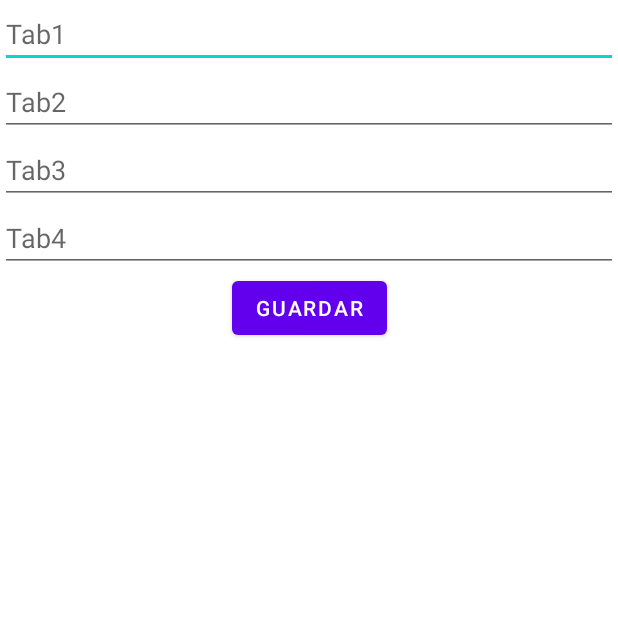
After one commit to joseolivagarcia/PhotoGalleryPro, an Android app: the ConfigActivity screen opened directly, with no data from a screen before it, on a phone screen of 412 x 824 dp, the top half of it. The commit adds this screen. Run offline under Robolectric (Android 15) with nearby library versions, the phone set to English and light mode, and no system bars; our stand-ins replace Room's generated code.

Commit message:
Actividad de configuracion creada (pobre graficamente) y funcionando

```diff
--- a/app/src/main/AndroidManifest.xml
+++ b/app/src/main/AndroidManifest.xml
@@ -14,6 +14,9 @@
         android:theme="@style/Theme.PhotoGalleryPro"
         tools:targetApi="31">
         <activity
+            android:name=".ConfigActivity"
+            android:exported="false" />
+        <activity
             android:name=".MainActivity"
             android:exported="true">
             <intent-filter>
--- /dev/null
+++ b/app/src/main/java/joseoliva/com/photogallerypro/ConfigActivity.kt
@@ -0,0 +1,50 @@
+package joseoliva.com.photogallerypro
+
+import android.content.Intent
+import androidx.appcompat.app.AppCompatActivity
+import android.os.Bundle
+import androidx.lifecycle.ViewModelProvider
+import joseoliva.com.photogallerypro.bbdd.Tabs
+import joseoliva.com.photogallerypro.databinding.ActivityConfigBinding
+import joseoliva.com.photogallerypro.viewmodel.tabsViewModel
+
+class ConfigActivity : AppCompatActivity() {
+
+    lateinit var binding: ActivityConfigBinding
+    lateinit var viewModel: tabsViewModel
+
+    override fun onCreate(savedInstanceState: Bundle?) {
+        super.onCreate(savedInstanceState)
+        binding = ActivityConfigBinding.inflate(layoutInflater)
+        setContentView(binding.root)
+
+        val ettab1 = binding.etTab1
+        val ettab2 = binding.etTab2
+        val ettab3 = binding.etTab3
+        val ettab4 = binding.etTab4
+        val btn = binding.btnguardar
+
+        //inicio el viewmodel
+        viewModel = ViewModelProvider(
+            this,
+            ViewModelProvider.AndroidViewModelFactory.getInstance(application)
+        ).get(tabsViewModel::class.java)
+
+        btn.setOnClickListener {
+            //recojo los textos de los edittext
+            val tab1 = ettab1.text.toString()
+            val tab2 = ettab2.text.toString()
+            val tab3 = ettab3.text.toString()
+            val tab4 = ettab4.text.toString()
+            //creo un nuevo Tabs (modelo de la bbdd) con ellos
+            val newTabs = Tabs(0,tab1,tab2,tab3,tab4)
+            //borro el Tabs que pudiera estar en la bbdd
+            viewModel.deleteTabs()
+            //guardo en la bbdd el nuevo que he configurado
+            viewModel.addTabs(newTabs)
+            //vuelvo a la main activity
+            val intent = Intent(this,MainActivity::class.java)
+            startActivity(intent)
+        }
+    }
+}
--- /dev/null
+++ b/app/src/main/res/layout/activity_config.xml
@@ -0,0 +1,42 @@
+<?xml version="1.0" encoding="utf-8"?>
+<androidx.constraintlayout.widget.ConstraintLayout xmlns:android="http://schemas.android.com/apk/res/android"
+    xmlns:app="http://schemas.android.com/apk/res-auto"
+    xmlns:tools="http://schemas.android.com/tools"
+    android:layout_width="match_parent"
+    android:layout_height="match_parent"
+    tools:context=".ConfigActivity">
+
+    <com.google.android.material.textfield.TextInputEditText
+        android:id="@+id/etTab1"
+        android:layout_width="match_parent"
+        android:layout_height="wrap_content"
+        android:hint="Tab1"
+        app:layout_constraintTop_toTopOf="parent"/>
+    <com.google.android.material.textfield.TextInputEditText
+        android:id="@+id/etTab2"
+        android:layout_width="match_parent"
+        android:layout_height="wrap_content"
+        android:hint="Tab2"
+        app:layout_constraintTop_toBottomOf="@id/etTab1"/>
+    <com.google.android.material.textfield.TextInputEditText
+        android:id="@+id/etTab3"
+        android:layout_width="match_parent"
+        android:layout_height="wrap_content"
+        android:hint="Tab3"
+        app:layout_constraintTop_toBottomOf="@id/etTab2"/>
+    <com.google.android.material.textfield.TextInputEditText
+        android:id="@+id/etTab4"
+        android:layout_width="match_parent"
+        android:layout_height="wrap_content"
+        android:hint="Tab4"
+        app:layout_constraintTop_toBottomOf="@id/etTab3"/>
+    <Button
+        android:id="@+id/btnguardar"
+        android:layout_width="wrap_content"
+        android:layout_height="wrap_content"
+        app:layout_constraintTop_toBottomOf="@id/etTab4"
+        app:layout_constraintStart_toStartOf="parent"
+        app:layout_constraintEnd_toEndOf="parent"
+        android:text="Guardar"/>
+
+</androidx.constraintlayout.widget.ConstraintLayout>
--- a/app/src/main/res/menu/mimenu.xml
+++ b/app/src/main/res/menu/mimenu.xml
@@ -10,8 +10,8 @@
         app:showAsAction="always">
         <menu>
             <item
-                android:id="@+id/prueba"
-                android:title="Fragment0">
+                android:id="@+id/config"
+                android:title="Configuración">
             </item>
         </menu>
 
```
Also changed, not shown: app/src/main/java/joseoliva/com/photogallerypro/MainActivity.kt (+4 -5 lines), app/src/main/java/joseoliva/com/photogallerypro/fragments/Fragment0.kt (+2 -6 lines), app/src/main/res/layout/fragment_0.xml (+0 -7 lines).
